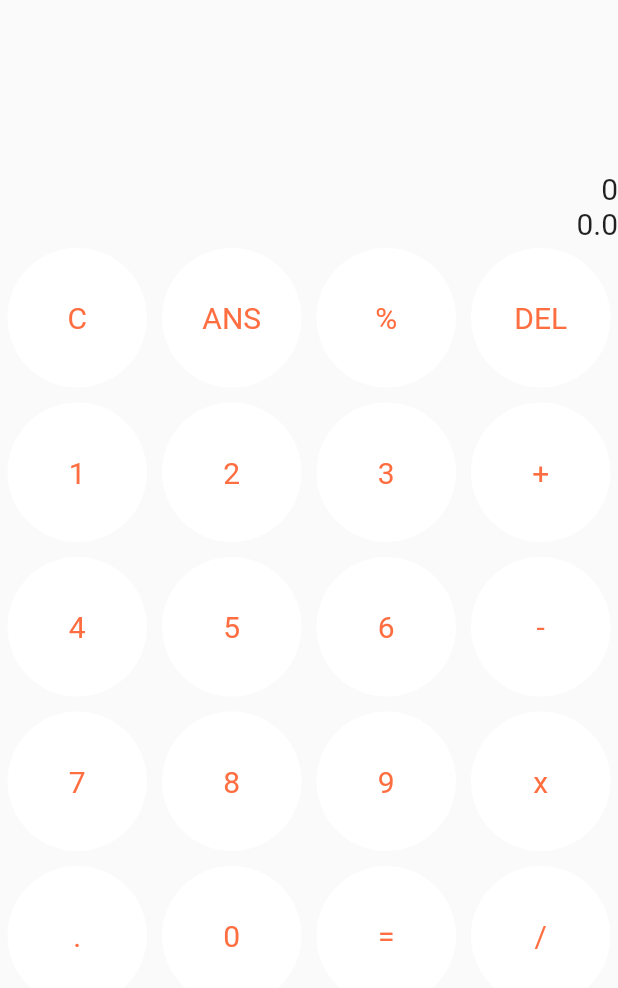
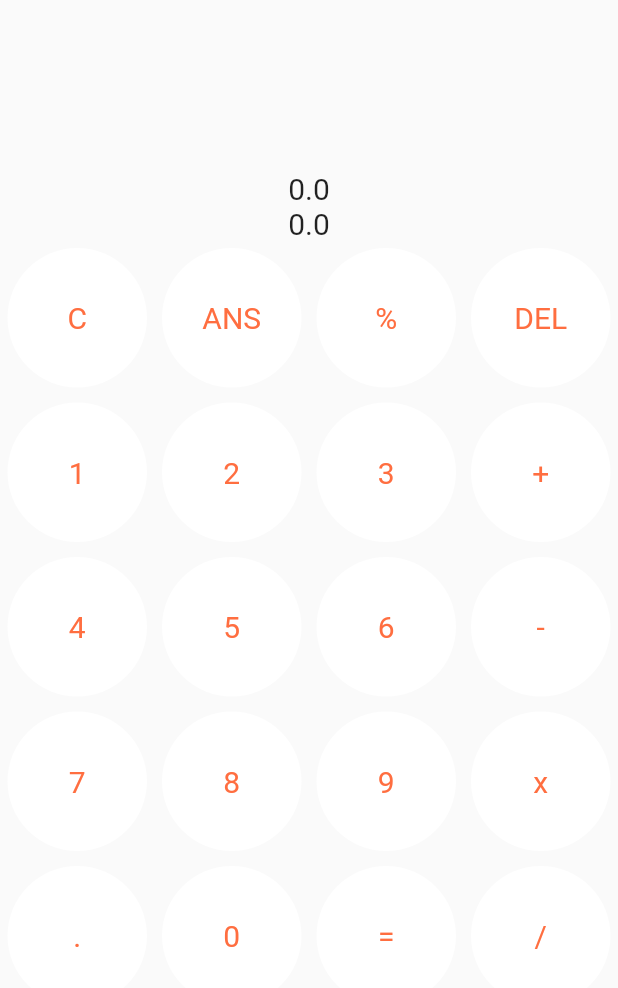
Before and after one commit to DarpanNeve/Basic_Calculator_Flutter, a Flutter app: the screen it shows after launch, after a tap on "ANS", on a phone screen of 412 x 824 dp. Shown: the top 988 px of the screen. Run offline on Flutter 3.47's test engine with Material 2 defaults, Android fonts, the phone set to English and light mode, and no system bars; our stand-ins replace math_expressions.

Commit message:
most of things are completed but optimisation is remaining

```diff
--- a/lib/data.dart
+++ b/lib/data.dart
@@ -1,31 +1,41 @@
-import 'package:flutter/cupertino.dart';
 import 'package:flutter/material.dart';
 import 'package:math_expressions/math_expressions.dart';
+
 List<String> buttonsKeys = [
-  'C', 'ANS', '%', 'DEL',
-  '1', '2', '3', '+',
-  '4', '5', '6', '-',
-  '7', '8', '9', 'x',
-  '.', '0', '=', '/',
+  'C',
+  'ANS',
+  '%',
+  'DEL',
+  '1',
+  '2',
+  '3',
+  '+',
+  '4',
+  '5',
+  '6',
+  '-',
+  '7',
+  '8',
+  '9',
+  'x',
+  '.',
+  '0',
+  '=',
+  '/',
 ];
 String content = "0";
 double answerContent = 0.0;
 
-
 class Calculate extends StatefulWidget {
-  final int index;
-
-  const Calculate({super.key, required this.index});
+  const Calculate({super.key});
 
   @override
   State<Calculate> createState() => _CalculateState();
-
 }
 
 class _CalculateState extends State<Calculate> {
   void onButtonClick(int index) {
     setState(() {
-
       if (isOperator(content[content.length - 1]) &&
           isOperator(buttonsKeys[index])) {
         if (buttonsKeys[index] == content[content.length - 1]) {
@@ -96,9 +106,60 @@ class _CalculateState extends State<Calculate> {
     double eval = exp.evaluate(EvaluationType.REAL, cm);
     answerContent = eval;
   }
+
   @override
   Widget build(BuildContext context) {
-    return const Placeholder();
+    return Column(
+      mainAxisAlignment: MainAxisAlignment.center,
+      crossAxisAlignment: CrossAxisAlignment.center,
+      children: <Widget>[
+        Flexible(
+          flex: 1,
+          fit: FlexFit.loose,
+          child: Text(
+            content,
+            style: const TextStyle(fontSize: 20),
+            textAlign: TextAlign.right,
+          ),
+        ),
+        Flexible(
+          flex: 1,
+          fit: FlexFit.loose,
+          child: Text(
+            "$answerContent",
+            style: const TextStyle(fontSize: 20),
+            textAlign: TextAlign.right,
+          ),
+        ),
+        Expanded(
+          flex: 4,
+          child: GridView.builder(
+            scrollDirection: Axis.vertical,
+            shrinkWrap: true,
+            gridDelegate: const SliverGridDelegateWithFixedCrossAxisCount(
+                crossAxisCount: 4),
+            itemBuilder: (context, index) {
+              return GestureDetector(
+                onTap: () {
+                  onButtonClick(index);
+                  print(content);
+                },
+                child: Container(
+                  decoration: const BoxDecoration(
+                      shape: BoxShape.circle, color: Colors.white),
+                  margin: const EdgeInsets.all(05),
+                  alignment: Alignment.center,
+                  constraints: const BoxConstraints(),
+                  child: Text(buttonsKeys[index],
+                      style: const TextStyle(
+                          fontSize: 20, color: Colors.deepOrangeAccent)),
+                ),
+              );
+            },
+            itemCount: buttonsKeys.length,
+          ),
+        ),
+      ],
+    );
   }
-
 }
--- a/lib/main.dart
+++ b/lib/main.dart
@@ -1,17 +1,13 @@
-import 'package:math_expressions/math_expressions.dart';
-import 'package:flutter/cupertino.dart';
+
 import 'package:flutter/material.dart';
 import 'data.dart';
 
-
-String content = "0";
-double answerContent = 0.0;
 void main() {
-  runApp(Calculator());
+  runApp(const Calculator());
 }
 
 class Calculator extends StatelessWidget {
-  Calculator({Key? key}) : super(key: key);
+  const Calculator({Key? key}) : super(key: key);
 
   @override
   Widget build(BuildContext context) {
@@ -21,83 +17,10 @@ class Calculator extends StatelessWidget {
         body: Center(
           child: Container(
             constraints: const BoxConstraints(maxWidth: 500),
-            child: Column(
-              mainAxisAlignment: MainAxisAlignment.center,
-              crossAxisAlignment: CrossAxisAlignment.end,
-              children: <Widget>[
-                textview(),
-                textview1(),
-                Expanded(
-                  flex: 4,
-                  child: GridView.builder(
-                    scrollDirection: Axis.vertical,
-                    shrinkWrap: true,
-                    gridDelegate:
-                    const SliverGridDelegateWithFixedCrossAxisCount(
-                        crossAxisCount: 4),
-                    itemBuilder: (context, index) {
-                      return GestureDetector(
-                        onTap: () {
-                              Calculate( index: index);
-                        },
-                        child: Container(
-                          decoration: const BoxDecoration(
-                              shape: BoxShape.circle, color: Colors.white),
-                          margin: const EdgeInsets.all(05),
-                          alignment: Alignment.center,
-                          constraints: const BoxConstraints(),
-                          child: Text(buttonsKeys[index],
-                              style: const TextStyle(
-                                  fontSize: 20,
-                                  color: Colors.deepOrangeAccent)),
-                        ),
-                      );
-                    },
-                    itemCount: buttonsKeys.length,
-                  ),
-                )
-              ],
-            ),
+            child: Calculate(),
           ),
         ),
       ),
     );
   }
 }
-class textview extends StatefulWidget {
-  const textview({Key? key}) : super(key: key);
-
-  @override
-  State<textview> createState() => _textviewState();
-}
-
-class _textviewState extends State<textview> {
-  @override
-  Widget build(BuildContext context) {
-    return Flexible(
-      flex: 1,
-      fit: FlexFit.loose,
-      child: Text(content, style: TextStyle(fontSize: 20),
-        textAlign: TextAlign.right,),
-    );
-
-  }
-}
-class textview1 extends StatefulWidget {
-  const textview1({Key? key}) : super(key: key);
-
-  @override
-  State<textview1> createState() => _textview1State();
-}
-
-class _textview1State extends State<textview1> {
-  @override
-  Widget build(BuildContext context) {
-    return Flexible(
-      flex: 1,
-      fit: FlexFit.loose,
-      child: Text(answerContent.toString(), style: TextStyle(fontSize: 20),
-        textAlign: TextAlign.right,),
-    );
-  }
-}
```
